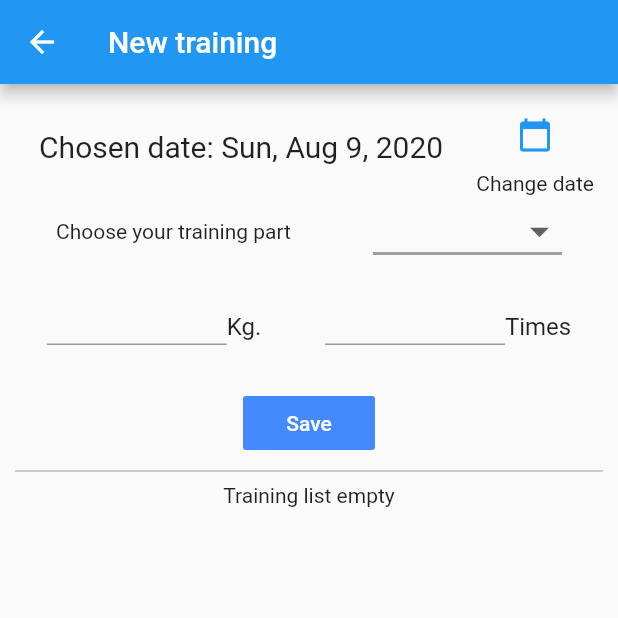
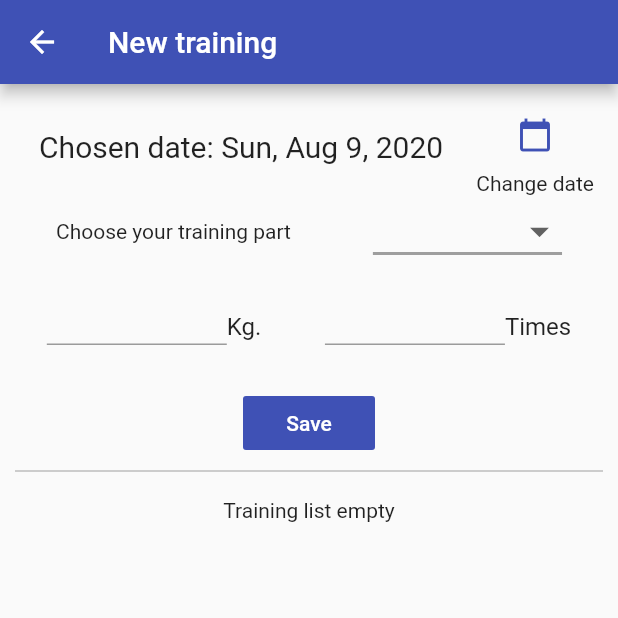
Before and after one commit to bigface0202/volume_tracker, a Flutter app: the screen it shows after launch, after a tap on the "add" icon, on a phone screen of 412 x 824 dp, the top half of it. Run offline on Flutter 3.47's test engine with Material 2 defaults, Android fonts, the phone set to English and light mode, and no system bars; our stand-ins replace charts_flutter, sqflite; accounts and stored records are empty.

Commit message:
Change color design

```diff
--- a/lib/main.dart
+++ b/lib/main.dart
@@ -19,6 +19,9 @@ class MyApp extends StatelessWidget {
       child: MaterialApp(
         title: 'Flutter Demo',
         initialRoute: '/',
+        theme: ThemeData(
+          primaryColor: Colors.indigo,
+        ),
         routes: {
           '/': (ctx) => TabsScreen(),
           NewTrainingScreen.routeName: (ctx) => NewTrainingScreen(),
--- a/lib/screens/new_training_screen.dart
+++ b/lib/screens/new_training_screen.dart
@@ -112,7 +112,7 @@ class _NewTrainingScreenState extends State<NewTrainingScreen> {
                       children: <Widget>[
                         IconButton(
                           icon: Icon(Icons.calendar_today),
-                          color: Colors.blue,
+                          color: Colors.indigo,
                           onPressed: _presentDatePicker,
                         ),
                         Text('Change date')
@@ -217,7 +217,7 @@ class _NewTrainingScreenState extends State<NewTrainingScreen> {
                     style: TextStyle(color: Colors.white),
                   ),
                   onPressed: _submitData,
-                  color: Colors.blueAccent,
+                  color: Colors.indigo,
                 ),
                 Divider(
                   color: Colors.grey,
--- a/lib/screens/tabs_screen.dart
+++ b/lib/screens/tabs_screen.dart
@@ -50,12 +50,12 @@ class _TabsScreenState extends State<TabsScreen>
         type: BottomNavigationBarType.shifting,
         items: [
           BottomNavigationBarItem(
-            backgroundColor: Colors.blue,
+            backgroundColor: Colors.indigo,
             icon: Icon(Icons.check_box),
             title: Text('Training Volume Tracker'),
           ),
           BottomNavigationBarItem(
-            backgroundColor: Colors.blue,
+            backgroundColor: Colors.indigo,
             icon: Icon(Icons.insert_chart),
             title: Text('Graph'),
           )
--- a/lib/screens/training_screen.dart
+++ b/lib/screens/training_screen.dart
@@ -36,6 +36,7 @@ class _TrainingScreenState extends State<TrainingScreen> {
         onPressed: () async {
           await Navigator.of(context).pushNamed('/new-training');
         },
+        backgroundColor: Colors.indigo,
       ),
     );
   }
--- a/lib/widgets/day_training_list.dart
+++ b/lib/widgets/day_training_list.dart
@@ -16,6 +16,7 @@ class _DayTrainingListState extends State<DayTrainingList> {
   Widget build(BuildContext context) {
     return Consumer<TrainingProv>(
       child: Container(
+        margin: const EdgeInsets.all(10.0),
         child: Center(
           child: const Text('Training list empty'),
         ),
--- a/lib/widgets/training_list.dart
+++ b/lib/widgets/training_list.dart
@@ -18,7 +18,7 @@ class _TrainingListState extends State<TrainingList> {
       child: Container(
         padding: EdgeInsets.only(top: 265, bottom: 265),
         child: Center(
-          child: const Text('Week Done List empty'),
+          child: const Text('Start new training!'),
         ),
       ),
       builder: (ctx, trainings, ch) => trainings.trainingDates.length <= 0
```
